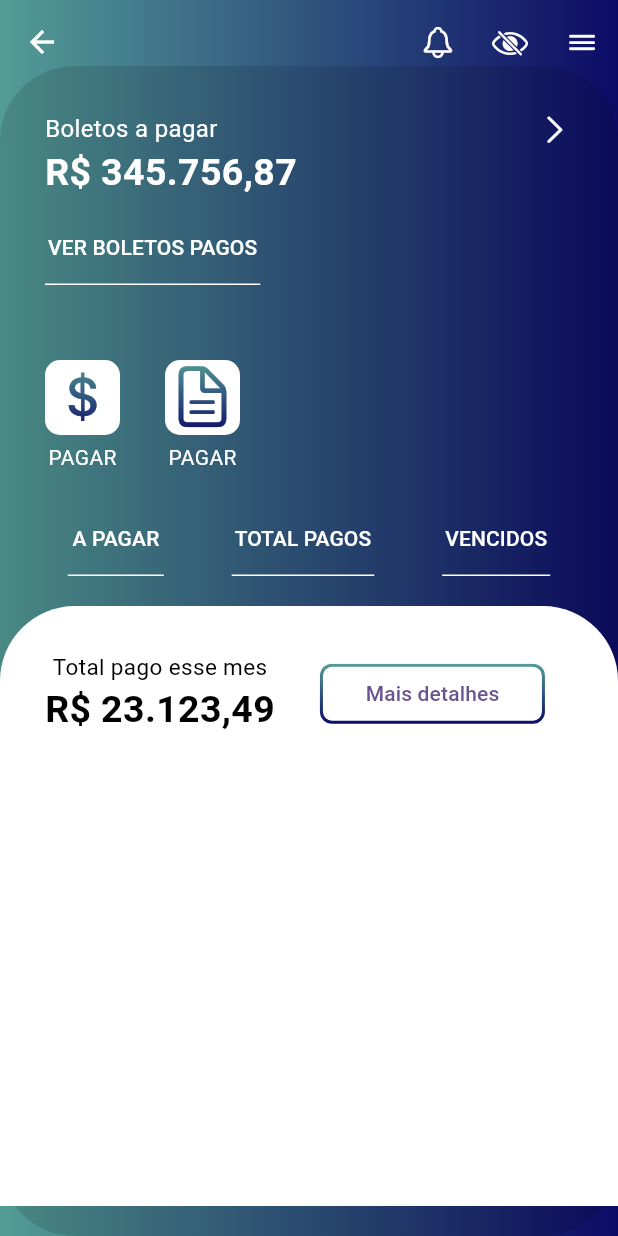
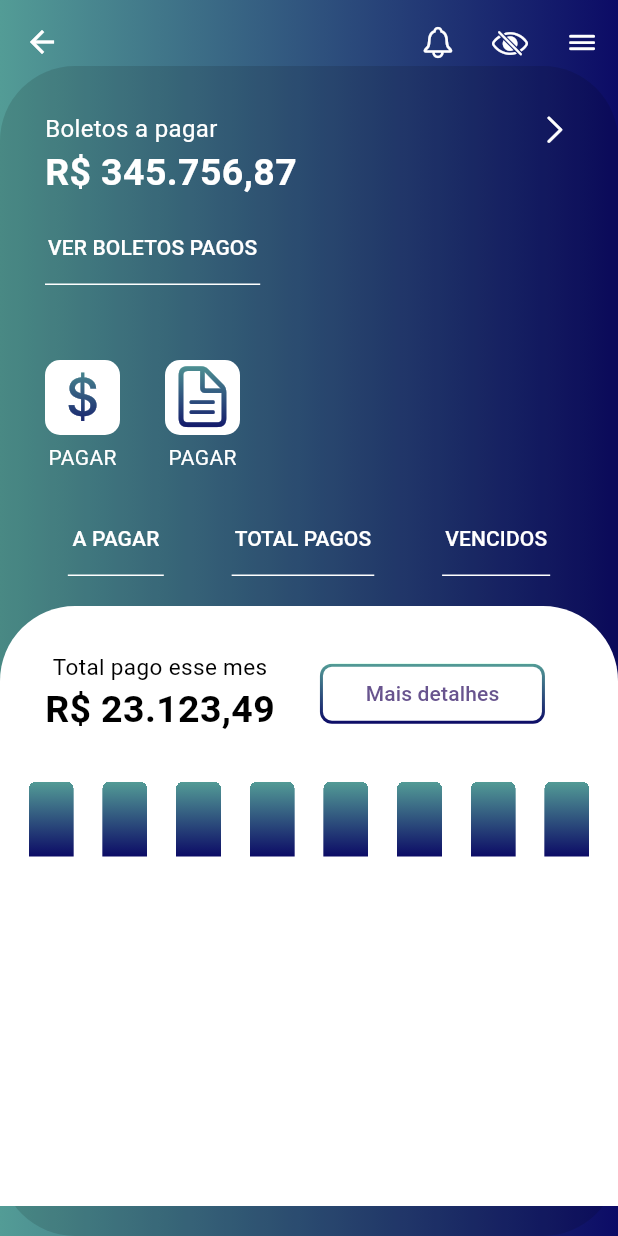
Before and after one commit to devbozi/adm_boletos, a Flutter app: the App screen opened directly, on a phone screen of 412 x 824 dp. Run offline on Flutter 3.47's test engine with Material 3 defaults, Android fonts, the phone set to English and light mode, and no system bars.

Commit message:
beta 0.15

```diff
--- a/lib/Components/button_text.dart
+++ b/lib/Components/button_text.dart
@@ -31,3 +31,21 @@ class ButtonText extends StatelessWidget {
     );
   }
 }
+
+class TextsButtonsScreen extends StatelessWidget {
+  const TextsButtonsScreen({
+    super.key,
+  });
+
+  @override
+  Widget build(BuildContext context) {
+    return Row(
+      mainAxisAlignment: MainAxisAlignment.spaceEvenly,
+      children: [
+        ButtonText(text: 'A PAGAR'),
+        ButtonText(text: 'TOTAL PAGOS'),
+        ButtonText(text: 'VENCIDOS'),
+      ],
+    );
+  }
+}
--- a/lib/Components/colors.dart
+++ b/lib/Components/colors.dart
@@ -19,3 +19,23 @@ class ColorFundoIcon extends StatelessWidget {
     );
   }
 }
+
+class ColorFundoIconTopBotton extends StatelessWidget {
+  final Widget? child;
+  const ColorFundoIconTopBotton({super.key, this.child});
+
+  @override
+  Widget build(BuildContext context) {
+    return Container(
+      decoration: BoxDecoration(
+       gradient:  LinearGradient(
+          colors: [Color(0xff95f9c3), Color(0xff539c96), Color(0xff0c0b66)],
+          stops: [0, 0, 1],
+          begin: Alignment.topCenter,
+          end: Alignment.bottomCenter,
+        )
+      ),
+      child: Center(child: child),
+    );
+  }
+}
--- /dev/null
+++ b/lib/Components/coluna_dados.dart
@@ -0,0 +1,25 @@
+import 'package:adm_boletos/components/colors.dart';
+import 'package:flutter/material.dart';
+
+class ColumnDados extends StatelessWidget {
+
+  const ColumnDados({
+    super.key,
+  });
+
+  @override
+  Widget build(BuildContext context) {
+    return Container(
+      width: 30,
+      height: 50,
+      clipBehavior: Clip.hardEdge,
+      decoration: BoxDecoration(
+        borderRadius: BorderRadius.only(
+          topLeft: Radius.circular(5),
+          topRight: Radius.circular(5),
+        ),
+      ),
+      child: ColorFundoIconTopBotton(),
+    );
+  }
+}
--- /dev/null
+++ b/lib/Components/gradient_button.dart
@@ -0,0 +1,41 @@
+import 'package:flutter/material.dart';
+
+class ButtonBorderGradient extends StatelessWidget {
+  const ButtonBorderGradient({
+    super.key,
+  });
+
+  @override
+  Widget build(BuildContext context) {
+    return Container(
+      width: 150,
+      height: 40,
+      decoration: BoxDecoration(
+        gradient: LinearGradient(
+          colors: [
+            Color(0xff95f9c3),
+            Color(0xff539c96),
+            Color(0xff0c0b66),
+          ],
+          stops: [0, 0, 1],
+          begin: Alignment.topCenter,
+          end: Alignment.bottomCenter,
+        ),
+        borderRadius: BorderRadius.circular(8),
+      ),
+      child: Padding(
+        padding: const EdgeInsets.all(2),
+        child: TextButton(
+          style: TextButton.styleFrom(
+            backgroundColor: Colors.white,
+            shape: RoundedRectangleBorder(
+              borderRadius: BorderRadius.circular(6),
+            ),
+          ),
+          onPressed: () {},
+          child: Text('Mais detalhes'),
+        ),
+      ),
+    );
+  }
+}
--- a/lib/Components/icons_app.dart
+++ b/lib/Components/icons_app.dart
@@ -1,3 +1,4 @@
+import 'package:flutter/cupertino.dart';
 import 'package:flutter/material.dart';
 
 class IconsApp extends StatelessWidget {
@@ -56,3 +57,21 @@ class IconsApp extends StatelessWidget {
     );
   }
 }
+
+class IconsScreen extends StatelessWidget {
+  const IconsScreen({
+    super.key,
+  });
+
+  @override
+  Widget build(BuildContext context) {
+    return Row(
+      mainAxisAlignment: MainAxisAlignment.start,
+      spacing: 30,
+      children: [
+        IconsApp(icon: CupertinoIcons.money_dollar),
+        IconsApp(icon: CupertinoIcons.doc_text),
+      ],
+    );
+  }
+}
--- a/lib/Components/selection_boletos.dart
+++ /dev/null
@@ -1,54 +0,0 @@
-import 'package:flutter/cupertino.dart';
-import 'package:flutter/material.dart';
-
-class BoletosMenu extends StatelessWidget {
-  const BoletosMenu({
-    super.key,
-  });
-
-  @override
-  Widget build(BuildContext context) {
-    return Container(
-      height: 80,
-      width: double.infinity,
-      decoration: BoxDecoration(
-        color: Colors.black38,
-      ),
-      child: Stack(
-      children: [
-        Align(
-          alignment: Alignment.topLeft,
-          child: Text('Natalinos',
-           style: TextStyle(
-            fontSize: 20,
-            ),
-          ),
-        ),
-        Align(
-        alignment: Alignment.bottomLeft,
-          child: Text('Vencimento: 25/05/2025',
-           style: TextStyle(
-            fontSize: 15,
-            ),
-          ),
-        ),
-        Align(
-          alignment: Alignment.topRight,
-          child: Icon(CupertinoIcons.doc_on_doc,
-          size: 25,
-          color: Colors.black87,
-          ),
-        ),
-        Align(
-          alignment: Alignment.bottomRight,
-          child: Text('RS: 755,90',
-          style: TextStyle(
-            fontSize: 18,
-          ),),
-        )
-
-      ],
-      ),
-    );
-  }
-}
--- a/lib/app.dart
+++ b/lib/app.dart
@@ -1,8 +1,9 @@
 import 'package:adm_boletos/components/button_text.dart';
 import 'package:adm_boletos/components/colors.dart';
-import 'package:adm_boletos/components/header_app.dart';
 import 'package:adm_boletos/components/icons_app.dart';
-import 'package:flutter/cupertino.dart';
+import 'package:adm_boletos/screen_parts/app_bar.dart';
+import 'package:adm_boletos/screen_parts/header_app.dart';
+import 'package:adm_boletos/screen_parts/low_part_screen.dart';
 import 'package:flutter/material.dart';
 
 class App extends StatelessWidget {
@@ -12,29 +13,7 @@ class App extends StatelessWidget {
   Widget build(BuildContext context) {
     return Scaffold(
       extendBodyBehindAppBar: true,
-      appBar: AppBar(
-        backgroundColor: Colors.transparent,
-        leading: IconButton(
-          icon: Icon(Icons.arrow_back, color: Colors.white),
-          onPressed: () {
-            Navigator.pop(context);
-          },
-        ),
-        actions: [
-          IconButton(
-            icon: Icon(CupertinoIcons.bell, color: Colors.white),
-            onPressed: () {},
-          ),
-          IconButton(
-            icon: Icon(CupertinoIcons.eye_slash, color: Colors.white),
-            onPressed: () {},
-          ),
-          IconButton(
-            icon: Icon(CupertinoIcons.bars, color: Colors.white),
-            onPressed: () {},
-          ),
-        ],
-      ),
+      appBar: appBarScreen(context),
       body: Center(
         child: ColorFundoIcon(
           child: Column(
@@ -53,94 +32,10 @@ class App extends StatelessWidget {
                     Padding(padding: const EdgeInsets.all(30), child: Header()),
                     Padding(
                       padding: const EdgeInsets.only(left: 30),
-                      child: Row(
-                        mainAxisAlignment: MainAxisAlignment.start,
-                        spacing: 30,
-                        children: [
-                          IconsApp(icon: CupertinoIcons.money_dollar),
-                          IconsApp(icon: CupertinoIcons.doc_text),
-                        ],
-                      ),
+                      child: IconsScreen(),
                     ),
-                    Row(
-                      mainAxisAlignment: MainAxisAlignment.spaceEvenly,
-                      children: [
-                        ButtonText(text: 'A PAGAR'),
-                        ButtonText(text: 'TOTAL PAGOS'),
-                        ButtonText(text: 'VENCIDOS'),
-                      ],
-                    ),
-                    Container(
-                      width: double.infinity,
-                      height: 400,
-                      decoration: BoxDecoration(
-                        color: Colors.white,
-                        borderRadius: BorderRadius.only(
-                          topLeft: Radius.circular(50),
-                          topRight: Radius.circular(50),
-                        ),
-                      ),
-                      child: Column(
-                        children: [
-                          Row(
-                            children: [
-                              Padding(
-                                padding: const EdgeInsets.all(30),
-                                child: Column(
-                                  children: [
-                                    Text(
-                                      'Total pago esse mes',
-                                      style: TextStyle(
-                                        color: Colors.black,
-                                        fontSize: 15,
-                                      ),
-                                    ),
-                                    Text(
-                                      r'R$ 23.123,49',
-                                      style: TextStyle(
-                                        color: Colors.black,
-                                        fontSize: 25,
-                                        fontWeight: FontWeight.bold,
-                                      ),
-                                    ),
-                                  ],
-                                ),
-                              ),
-                              Container(
-                                width: 150,
-                                height: 40,
-                                decoration: BoxDecoration(
-                                  gradient: LinearGradient(
-                                    colors: [
-                                      Color(0xff95f9c3),
-                                      Color(0xff539c96),
-                                      Color(0xff0c0b66),
-                                    ],
-                                    stops: [0, 0, 1],
-                                    begin: Alignment.topCenter,
-                                    end: Alignment.bottomCenter,
-                                  ),
-                                  borderRadius: BorderRadius.circular(8),
-                                ),
-                                child: Padding(
-                                  padding: const EdgeInsets.all(2),
-                                  child: TextButton(
-                                    style: TextButton.styleFrom(
-                                      backgroundColor: Colors.white,
-                                      shape: RoundedRectangleBorder(
-                                        borderRadius: BorderRadius.circular(6),
-                                      ),
-                                    ),
-                                    onPressed: () {},
-                                    child: Text('Mais detalhes'),
-                                  ),
-                                ),
-                              ),
-                            ],
-                          ),
-                        ],
-                      ),
-                    ),
+                    TextsButtonsScreen(),
+                    LowPartApp(),
                   ],
                 ),
               ),
--- /dev/null
+++ b/lib/screen_parts/app_bar.dart
@@ -0,0 +1,28 @@
+import 'package:flutter/cupertino.dart';
+import 'package:flutter/material.dart';
+
+AppBar appBarScreen(BuildContext context) {
+  return AppBar(
+    backgroundColor: Colors.transparent,
+    leading: IconButton(
+      icon: Icon(Icons.arrow_back, color: Colors.white),
+      onPressed: () {
+        Navigator.pop(context);
+      },
+    ),
+    actions: [
+      IconButton(
+        icon: Icon(CupertinoIcons.bell, color: Colors.white),
+        onPressed: () {},
+      ),
+      IconButton(
+        icon: Icon(CupertinoIcons.eye_slash, color: Colors.white),
+        onPressed: () {},
+      ),
+      IconButton(
+        icon: Icon(CupertinoIcons.bars, color: Colors.white),
+        onPressed: () {},
+      ),
+    ],
+  );
+}
--- /dev/null
+++ b/lib/screen_parts/low_part_screen.dart
@@ -0,0 +1,66 @@
+import 'package:adm_boletos/components/colors.dart';
+import 'package:adm_boletos/components/coluna_dados.dart';
+import 'package:adm_boletos/components/gradient_button.dart';
+import 'package:adm_boletos/components/texts.dart';
+import 'package:flutter/material.dart';
+
+class LowPartApp extends StatelessWidget {
+  const LowPartApp({super.key});
+
+  @override
+  Widget build(BuildContext context) {
+    return Container(
+      width: double.infinity,
+      height: 400,
+      decoration: BoxDecoration(
+        color: Colors.white,
+        borderRadius: BorderRadius.only(
+          topLeft: Radius.circular(50),
+          topRight: Radius.circular(50),
+        ),
+      ),
+      child: Column(
+        children: [
+          Row(
+            children: [
+              Padding(
+                padding: const EdgeInsets.all(30),
+                child: Column(
+                  children: [
+                    TextPayment(
+                      text: 'Total pago esse mes',
+                      style: TextStyle(fontSize: 15, color: Colors.black),
+                    ),
+                    TextPayment(
+                      text: r'R$ 23.123,49',
+                      style: TextStyle(
+                        color: Colors.black,
+                        fontSize: 25,
+                        fontWeight: FontWeight.bold,
+                      ),
+                    ),
+                  ],
+                ),
+              ),
+              ButtonBorderGradient(),
+            ],
+          ),
+          Row(
+            mainAxisAlignment: MainAxisAlignment.spaceEvenly,
+            crossAxisAlignment: CrossAxisAlignment.end,
+            children: [
+              ColumnDados(),
+              ColumnDados(),
+              ColumnDados(),
+              ColumnDados(),
+              ColumnDados(),
+              ColumnDados(),
+              ColumnDados(),
+              ColumnDados(),
+            ],
+          ),
+        ],
+      ),
+    );
+  }
+}
```
Also changed, not shown: lib/screen_parts/header_app.dart (renamed from lib/Components/header_app.dart).
